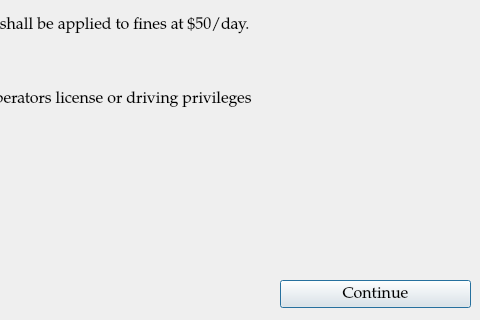
Above: ui/AbilityToPayDialog.ui from HunterProgram22/MuniEntry before the change; both pictures show x 520 to 1000 and y 480 to 800 of the 1000 by 800 pixel window. Below: the same form after it.
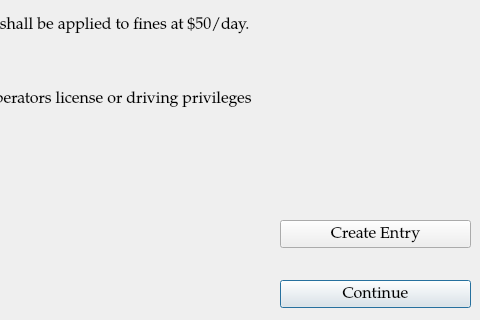
That is the form after the change.

Commit message: Wired up create entry to ability to pay.

The edit to the form file:
```diff
--- a/ui/AbilityToPayDialog.ui
+++ b/ui/AbilityToPayDialog.ui
@@ -524,6 +524,19 @@
     <bool>true</bool>
    </property>
   </widget>
+  <widget class="QPushButton" name="pushButton">
+   <property name="geometry">
+    <rect>
+     <x>800</x>
+     <y>700</y>
+     <width>191</width>
+     <height>28</height>
+    </rect>
+   </property>
+   <property name="text">
+    <string>Create Entry</string>
+   </property>
+  </widget>
  </widget>
  <tabstops>
   <tabstop>checkBox</tabstop>
```
Left out of the diff: 22 changed lines with no effect on the pictures. The commit also changes 4 other files.
